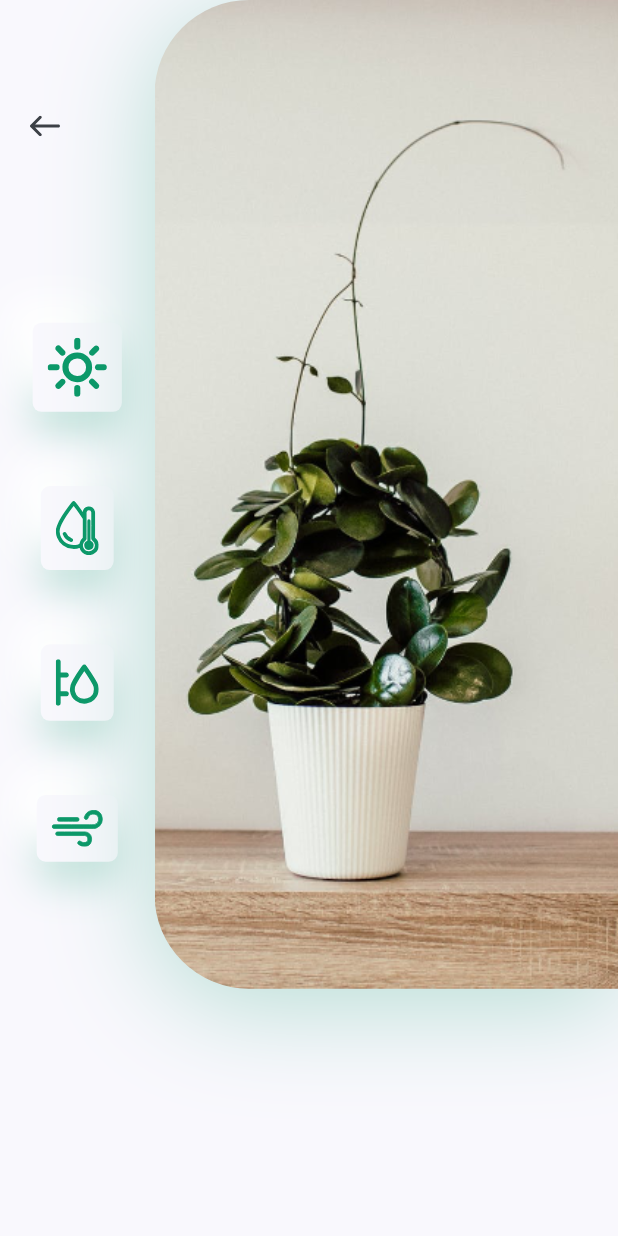
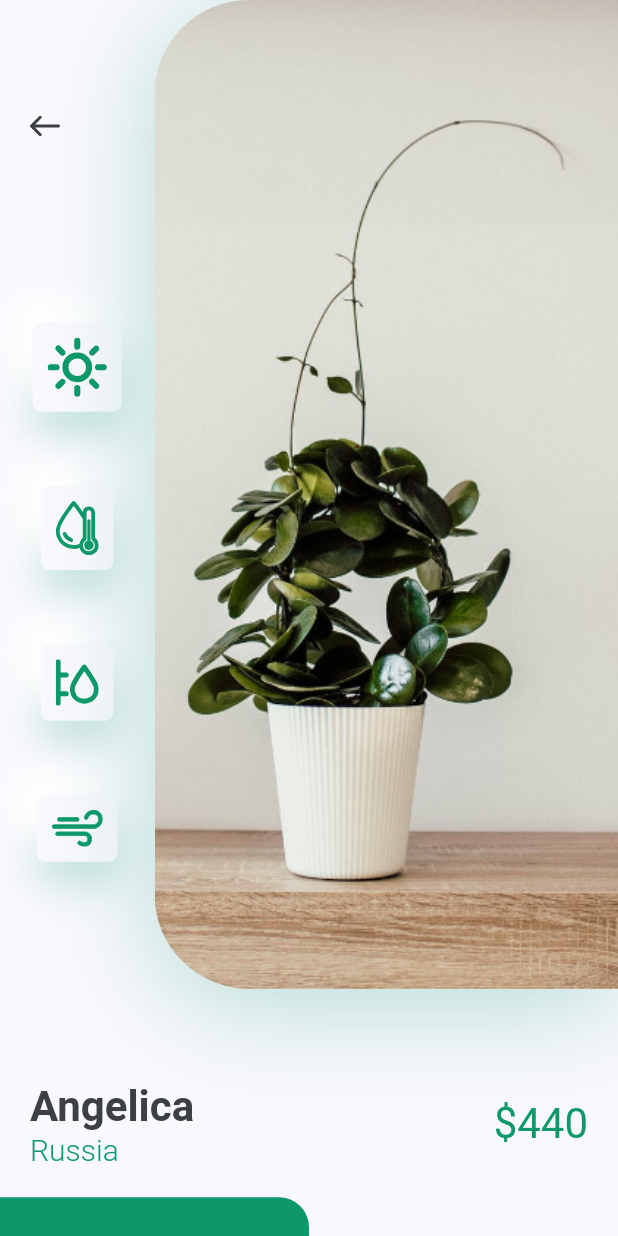
Before and after one commit to RainBowT0506/TheFlutterWay-PlantApp, a Flutter app: the DetailScreen screen opened directly, on a phone screen of 412 x 824 dp. Run offline on Flutter 3.47's test engine with Material 3 defaults, Android fonts, the phone set to English and light mode, and no system bars; our stand-ins replace flutter_svg.

Commit message:
feat: enhance plant detail screen
- Added PlantDetailInfo widget to display plant title, country, and price
- Implemented Buy Now and Description buttons in the Body widget

```diff
--- a/lib/screens/detail/components/body.dart
+++ b/lib/screens/detail/components/body.dart
@@ -3,6 +3,7 @@ import 'package:flutter_svg/svg.dart';
 import 'package:plant_app/constants.dart';
 import 'package:plant_app/screens/detail/components/icon_card.dart';
 import 'package:plant_app/screens/detail/components/plant_detail_header.dart';
+import 'package:plant_app/screens/detail/components/plant_detail_info.dart';
 
 class Body extends StatelessWidget {
   const Body({super.key});
@@ -14,6 +15,42 @@ class Body extends StatelessWidget {
       child: Column(
         children: <Widget>[
           PlantDetailHeader(),
+          PlantDetailInfo(
+            title: "Angelica",
+            country: "Russia",
+            price: 440,
+          ),
+          SizedBox(height: kDefaultPadding),
+          Row(
+            children: <Widget>[
+              SizedBox(
+                width: size.width / 2,
+                height: 84,
+                child: TextButton(
+                  style: TextButton.styleFrom(
+                    shape: RoundedRectangleBorder(
+                      borderRadius: BorderRadius.only(
+                        topRight: Radius.circular(20),
+                      ),
+                    ),
+                    backgroundColor: kPrimaryColor,
+                  ),
+                  onPressed: () {},
+                  child: Text(
+                    "Buy Now",
+                    style: TextStyle(color: Colors.white, fontSize: 16),
+                  ),
+                ),
+              ),
+              Expanded(
+                child: TextButton(
+                  child: Text("Description"),
+                  onPressed: () {},
+                ),
+              )
+            ],
+          ),
+          SizedBox(height: kDefaultPadding * 2),
         ],
       ),
     );
--- /dev/null
+++ b/lib/screens/detail/components/plant_detail_info.dart
@@ -0,0 +1,51 @@
+import 'package:flutter/material.dart';
+import 'package:plant_app/constants.dart';
+
+class PlantDetailInfo extends StatelessWidget {
+  const PlantDetailInfo({
+    super.key,
+    required this.title,
+    required this.country,
+    required this.price,
+  });
+
+  final String title, country;
+  final int price;
+
+  @override
+  Widget build(BuildContext context) {
+    return Padding(
+      padding: const EdgeInsets.symmetric(horizontal: kDefaultPadding),
+      child: Row(
+        children: <Widget>[
+          RichText(
+            text: TextSpan(
+              children: [
+                TextSpan(
+                  text: "$title\n",
+                  style: Theme.of(context).textTheme.headlineMedium?.copyWith(
+                      color: kTextColor, fontWeight: FontWeight.bold),
+                ),
+                TextSpan(
+                  text: "$country",
+                  style: TextStyle(
+                      fontSize: 20,
+                      color: kPrimaryColor,
+                      fontWeight: FontWeight.w300),
+                ),
+              ],
+            ),
+          ),
+          Spacer(),
+          Text(
+            "\$$price",
+            style: Theme.of(context)
+                .textTheme
+                .headlineMedium
+                ?.copyWith(color: kPrimaryColor),
+          )
+        ],
+      ),
+    );
+  }
+}
```
